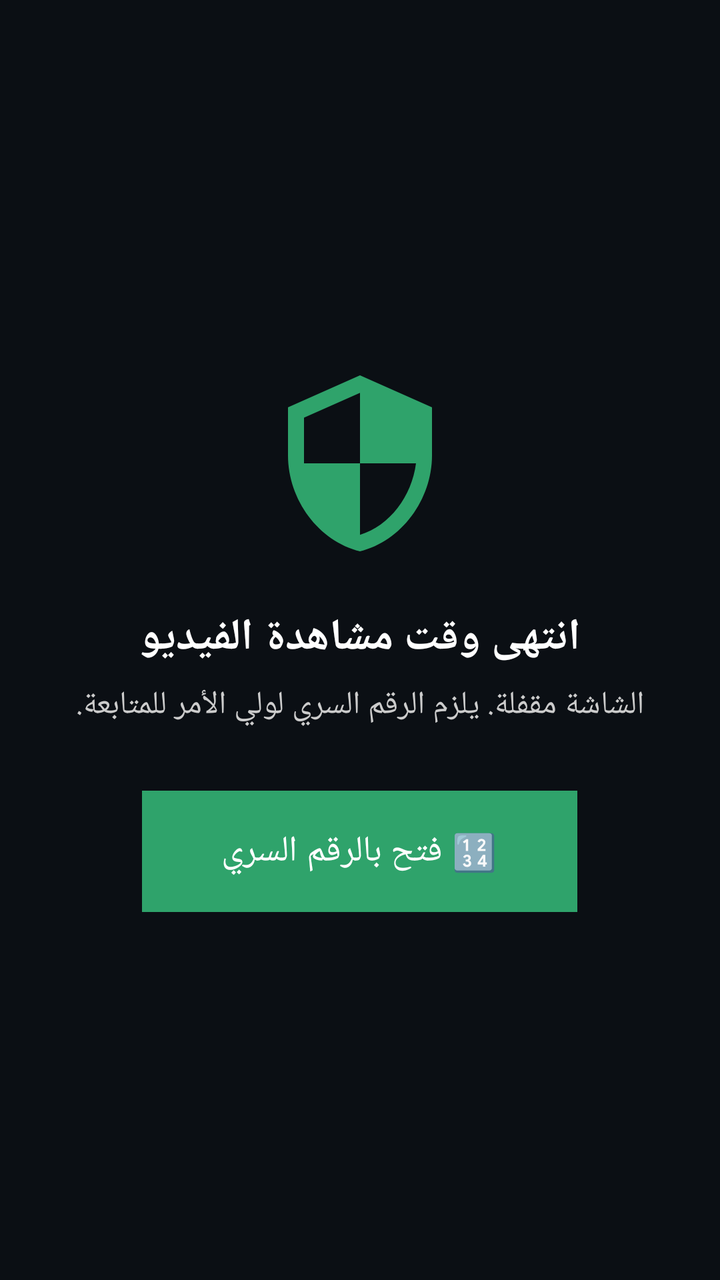
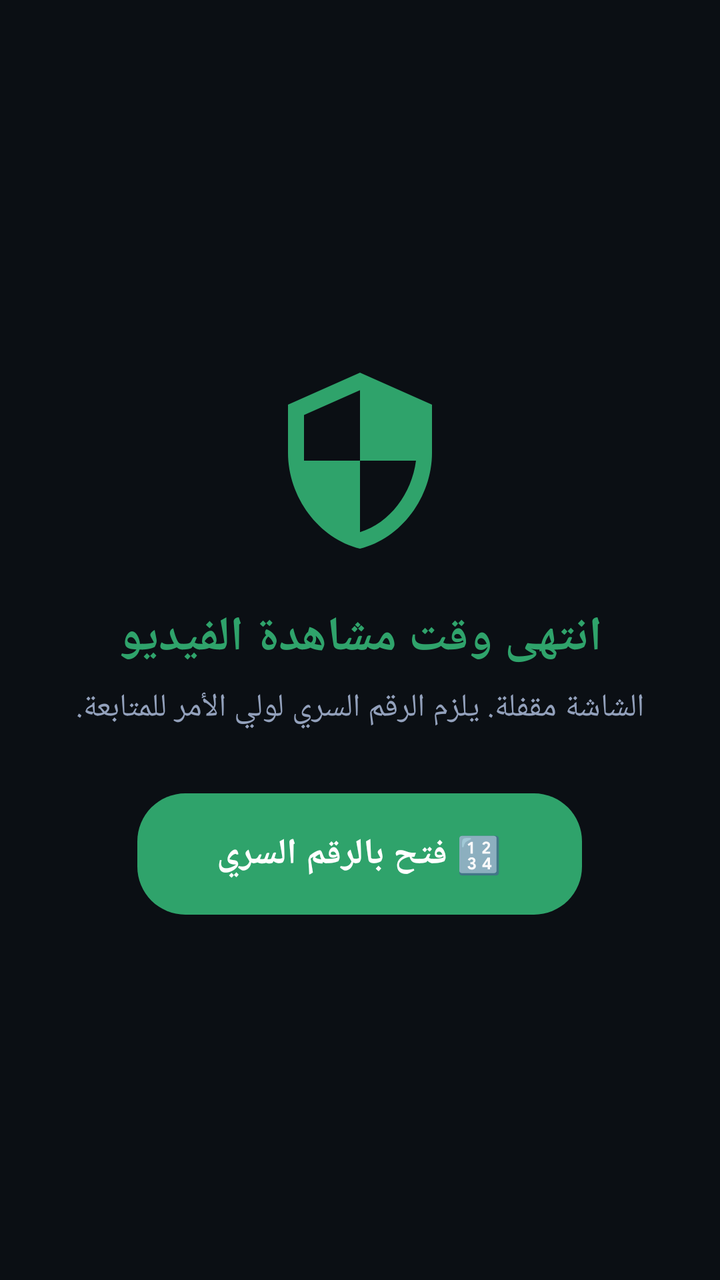

Two renders of the same Android screen: before a commit and after it. Below are the layout's source before the change and the commit's diff.
<!-- AndroidManifest.xml: application theme Theme.KidsControl -->
<!-- res/layout/overlay_lock.xml -->
<?xml version="1.0" encoding="utf-8"?>
<LinearLayout xmlns:android="http://schemas.android.com/apk/res/android"
    android:layout_width="match_parent"
    android:layout_height="match_parent"
    android:background="@color/lock_bg"
    android:gravity="center"
    android:orientation="vertical"
    android:padding="32dp"
    android:clickable="true"
    android:focusable="true">

    <ImageView
        android:id="@+id/lock_icon"
        android:layout_width="96dp"
        android:layout_height="96dp"
        android:src="@drawable/ic_shield"
        android:contentDescription="@string/app_name"
        app:tint="@color/accent"
        xmlns:app="http://schemas.android.com/apk/res-auto" />

    <TextView
        android:id="@+id/lock_msg"
        android:layout_width="match_parent"
        android:layout_height="wrap_content"
        android:gravity="center"
        android:paddingTop="24dp"
        android:paddingBottom="8dp"
        android:text="@string/lock_youtube"
        android:textColor="#FFFFFF"
        android:textSize="22sp"
        android:textStyle="bold" />

    <TextView
        android:id="@+id/lock_sub"
        android:layout_width="match_parent"
        android:layout_height="wrap_content"
        android:gravity="center"
        android:paddingBottom="32dp"
        android:text="@string/lock_sub"
        android:textColor="#CCCCCC"
        android:textSize="16sp" />

    <Button
        android:id="@+id/btn_unlock"
        android:layout_width="wrap_content"
        android:layout_height="wrap_content"
        android:background="@color/accent"
        android:paddingStart="40dp"
        android:paddingEnd="40dp"
        android:paddingTop="14dp"
        android:paddingBottom="14dp"
        android:text="@string/unlock_btn"
        android:textColor="#FFFFFF"
        android:textSize="18sp" />
    <LinearLayout
        android:id="@+id/quran_box"
        android:layout_width="match_parent"
        android:layout_height="wrap_content"
        android:layout_marginTop="28dp"
        android:background="@drawable/quran_box_bg"
        android:gravity="center_horizontal"
        android:orientation="vertical"
        android:padding="18dp"
        android:visibility="gone">

        <ImageView
            android:layout_width="64dp"
            android:layout_height="64dp"
            android:contentDescription="@string/quran_app_name"
            android:src="@drawable/sohba_icon" />

        <TextView
            android:layout_width="wrap_content"
            android:layout_height="wrap_content"
            android:gravity="center"
            android:paddingTop="10dp"
            android:text="@string/quran_suggest_title"
            android:textColor="#F5E6C4"
            android:textSize="18sp"
            android:textStyle="bold" />

        <TextView
            android:layout_width="wrap_content"
            android:layout_height="wrap_content"
            android:gravity="center"
            android:paddingTop="4dp"
            android:paddingBottom="12dp"
            android:text="@string/quran_suggest_sub"
            android:textColor="#C9D3CF"
            android:textSize="14sp" />

        <Button
            android:id="@+id/btn_quran"
            android:layout_width="wrap_content"
            android:layout_height="wrap_content"
            android:background="@drawable/quran_btn_bg"
            android:paddingStart="28dp"
            android:paddingEnd="28dp"
            android:text="@string/quran_open"
            android:textColor="#0D1412"
            android:textSize="16sp"
            android:textStyle="bold" />
    </LinearLayout>

    <LinearLayout
        android:id="@+id/pin_panel"
        android:layout_width="wrap_content"
        android:layout_height="wrap_content"
        android:gravity="center_horizontal"
        android:layoutDirection="ltr"
        android:orientation="vertical"
        android:visibility="gone">

        <TextView
            android:id="@+id/pin_dots"
            android:layout_width="wrap_content"
            android:layout_height="wrap_content"
            android:minHeight="40dp"
            android:gravity="center"
            android:letterSpacing="0.3"
            android:textColor="#FFFFFF"
            android:textSize="28sp" />

        <TextView
            android:id="@+id/pin_err"
            android:layout_width="wrap_content"
            android:layout_height="wrap_content"
            android:gravity="center"
            android:paddingBottom="8dp"
            android:textColor="#FF8A80"
            android:textSize="15sp" />

        <LinearLayout android:layout_width="wrap_content" android:layout_height="wrap_content" android:orientation="horizontal">
            <Button android:id="@+id/k_1" style="@style/PinKey" android:text="1" />
            <Button android:id="@+id/k_2" style="@style/PinKey" android:text="2" />
            <Button android:id="@+id/k_3" style="@style/PinKey" android:text="3" />
        </LinearLayout>
        <LinearLayout android:layout_width="wrap_content" android:layout_height="wrap_content" android:orientation="horizontal">
            <Button android:id="@+id/k_4" style="@style/PinKey" android:text="4" />
            <Button android:id="@+id/k_5" style="@style/PinKey" android:text="5" />
            <Button android:id="@+id/k_6" style="@style/PinKey" android:text="6" />
        </LinearLayout>
        <LinearLayout android:layout_width="wrap_content" android:layout_height="wrap_content" android:orientation="horizontal">
            <Button android:id="@+id/k_7" style="@style/PinKey" android:text="7" />
            <Button android:id="@+id/k_8" style="@style/PinKey" android:text="8" />
            <Button android:id="@+id/k_9" style="@style/PinKey" android:text="9" />
        </LinearLayout>
        <LinearLayout android:layout_width="wrap_content" android:layout_height="wrap_content" android:orientation="horizontal">
            <Button android:id="@+id/k_del" style="@style/PinKey" android:text="⌫" />
            <Button android:id="@+id/k_0" style="@style/PinKey" android:text="0" />
            <Button android:id="@+id/k_ok" style="@style/PinKey" android:text="✓" />
        </LinearLayout>
    </LinearLayout>
</LinearLayout>
<!-- resources referenced by this layout -->
<resources>
  <color name="accent">#2FA36B</color>
  <color name="lock_bg">#FF0B0F14</color>
  <!-- drawable ic_shield (drawable) -->
  <vector xmlns:android="http://schemas.android.com/apk/res/android"
      android:width="24dp"
      android:height="24dp"
      android:viewportWidth="24"
      android:viewportHeight="24"
      android:tint="#FFFFFF">
      <path
          android:fillColor="#FFFFFF"
          android:pathData="M12,1L3,5v6c0,5.55 3.84,10.74 9,12 5.16,-1.26 9,-6.45 9,-12V5L12,1zM12,11.99h7c-0.53,4.12 -3.28,7.79 -7,8.94V12H5V6.3l7,-3.11v8.8z" />
  </vector>
  <!-- drawable quran_box_bg (drawable) -->
  <?xml version="1.0" encoding="utf-8"?>
  <shape xmlns:android="http://schemas.android.com/apk/res/android" android:shape="rectangle">
      <solid android:color="@color/card" />
      <stroke android:width="1dp" android:color="#4A3F2A" />
      <corners android:radius="22dp" />
  </shape>
  <!-- drawable quran_btn_bg (drawable) -->
  <?xml version="1.0" encoding="utf-8"?>
  <selector xmlns:android="http://schemas.android.com/apk/res/android">
      <item android:state_pressed="true">
          <shape android:shape="rectangle"><solid android:color="@color/accent_dark" /><corners android:radius="24dp" /></shape>
      </item>
      <item>
          <shape android:shape="rectangle"><solid android:color="@color/accent" /><corners android:radius="24dp" /></shape>
      </item>
  </selector>
  <!-- drawable sohba_icon: png bitmap (drawable, 1365 bytes) -->
  <string name="app_name">تحكم الأطفال</string>
  <string name="lock_sub">الشاشة مقفلة. يلزم الرقم السري لولي الأمر للمتابعة.</string>
  <string name="lock_youtube">انتهى وقت مشاهدة الفيديو</string>
  <string name="quran_app_name">صحبة القرآن</string>
  <string name="quran_open">📖 افتح صحبة القرآن</string>
  <string name="quran_suggest_sub">افتح صحبة القرآن وراجع ما تحفظ حتى تنتهي الاستراحة</string>
  <string name="quran_suggest_title">استغل الاستراحة في مراجعة وردك 🌿</string>
  <string name="unlock_btn">🔢 فتح بالرقم السري</string>
  <style name="PinKey">
          <item name="android:layout_width">72dp</item>
          <item name="android:layout_height">60dp</item>
          <item name="android:layout_margin">5dp</item>
          <item name="android:background">@drawable/pin_key_bg</item>
          <item name="android:textColor">#FFFFFF</item>
          <item name="android:textSize">24sp</item>
          <item name="android:stateListAnimator">@null</item>
      </style>
  <style name="Theme.KidsControl" parent="Theme.Material3.DayNight.NoActionBar">
          <item name="colorPrimary">@color/accent</item>
          <item name="colorPrimaryDark">@color/accent_dark</item>
          <item name="android:windowBackground">@color/bg</item>
          <item name="android:statusBarColor">@color/bg</item>
      </style>
  <color name="card">#18233A</color>
  <color name="accent_dark">#238055</color>
  <!-- drawable pin_key_bg (drawable) -->
  <?xml version="1.0" encoding="utf-8"?>
  <selector xmlns:android="http://schemas.android.com/apk/res/android">
      <item android:state_pressed="true">
          <shape android:shape="rectangle">
              <solid android:color="#2E443B" />
              <corners android:radius="16dp" />
              <stroke android:width="1dp" android:color="@color/accent" />
          </shape>
      </item>
      <item>
          <shape android:shape="rectangle">
              <solid android:color="@color/card2" />
              <corners android:radius="16dp" />
              <stroke android:width="1dp" android:color="@color/border" />
          </shape>
      </item>
  </selector>
  <color name="bg">#0E1626</color>
  <color name="card2">#1F2C47</color>
</resources>

<!-- the commit's change to res/layout/overlay_lock.xml (unified diff, before → after) -->
@@ -26,8 +26,8 @@
         android:paddingTop="24dp"
         android:paddingBottom="8dp"
         android:text="@string/lock_youtube"
-        android:textColor="#FFFFFF"
-        android:textSize="22sp"
+        android:textColor="@color/accent"
+        android:textSize="24sp"
         android:textStyle="bold" />
 
     <TextView
@@ -37,20 +37,22 @@
         android:gravity="center"
         android:paddingBottom="32dp"
         android:text="@string/lock_sub"
-        android:textColor="#CCCCCC"
+        android:textColor="@color/hint"
         android:textSize="16sp" />
 
     <Button
         android:id="@+id/btn_unlock"
         android:layout_width="wrap_content"
         android:layout_height="wrap_content"
-        android:background="@color/accent"
+        android:background="@drawable/quran_btn_bg"
         android:paddingStart="40dp"
         android:paddingEnd="40dp"
         android:paddingTop="14dp"
         android:paddingBottom="14dp"
+        android:stateListAnimator="@null"
         android:text="@string/unlock_btn"
-        android:textColor="#FFFFFF"
+        android:textColor="@color/on_accent"
+        android:textStyle="bold"
         android:textSize="18sp" />
     <LinearLayout
         android:id="@+id/quran_box"
@@ -97,7 +99,7 @@
             android:paddingStart="28dp"
             android:paddingEnd="28dp"
             android:text="@string/quran_open"
-            android:textColor="#0D1412"
+            android:textColor="@color/on_accent"
             android:textSize="16sp"
             android:textStyle="bold" />
     </LinearLayout>
@@ -118,7 +120,7 @@
             android:minHeight="40dp"
             android:gravity="center"
             android:letterSpacing="0.3"
-            android:textColor="#FFFFFF"
+            android:textColor="@color/accent"
             android:textSize="28sp" />
 
         <TextView
<!-- resource entries referenced after the edit -->
@@ -1,6 +1,7 @@
 <!-- resources referenced by this layout -->
 <resources>
   <color name="accent">#2FA36B</color>
+  <color name="hint">#93A1BC</color>
   <color name="lock_bg">#FF0B0F14</color>
   <!-- drawable ic_shield (drawable) -->
   <vector xmlns:android="http://schemas.android.com/apk/res/android"
